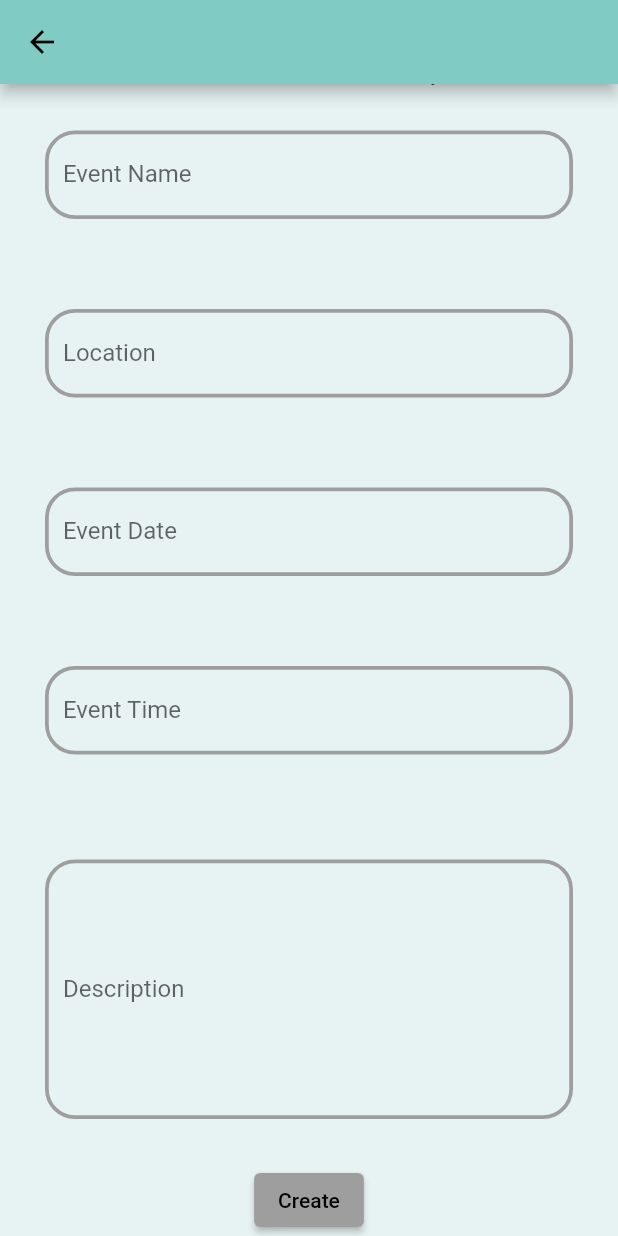
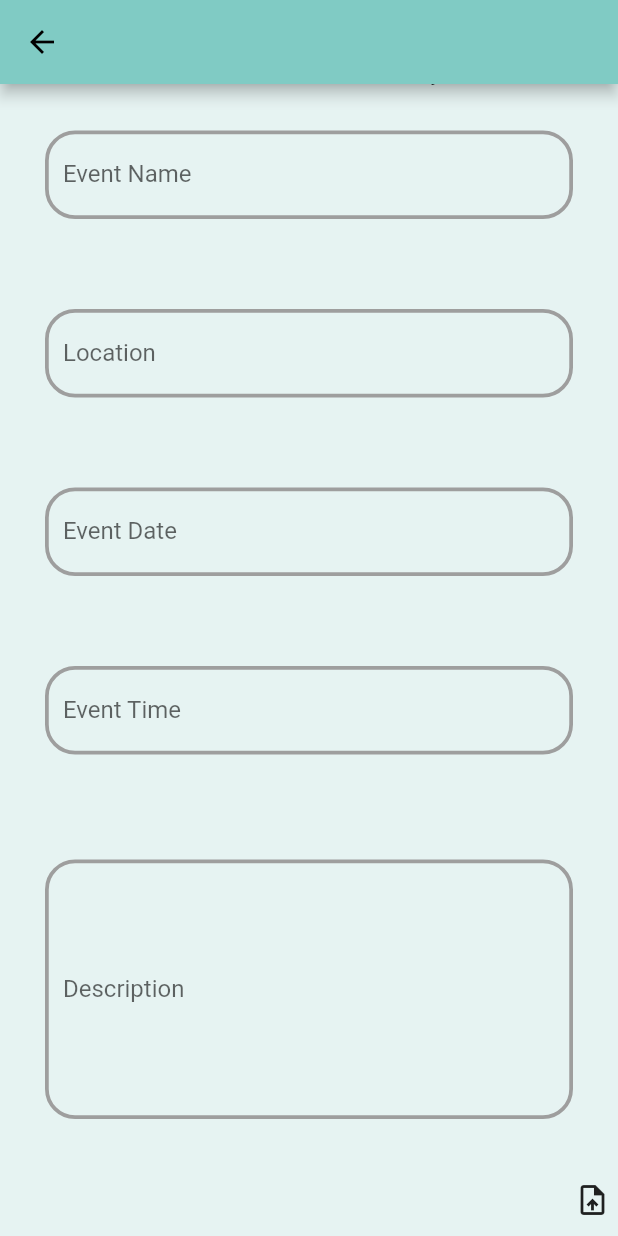
Before and after one commit to sergiovasquez122/491b, a Flutter app: the CreateEventView screen opened directly, scrolled down 118 dp, on a phone screen of 412 x 824 dp. Run offline on Flutter 3.47's test engine with Material 2 defaults, Android fonts, the phone set to English and light mode, and no system bars; our stand-ins replace firebase_auth, flutter_pw_validator; accounts and stored records are empty.

Commit message:
Update create event form UI
Added an Icon button for uploading event images

```diff
--- a/getoutapp/lib/ui/createEvent/create_event_view.dart
+++ b/getoutapp/lib/ui/createEvent/create_event_view.dart
@@ -19,7 +19,7 @@ class CreateEventView extends StatefulWidget {
 class _CreateEventViewState extends State<CreateEventView> {
 
 
-  GlobalKey<FormState> formKey = GlobalKey<FormState>();
+  GlobalKey<FormState> formKey = GlobalKey<FormState>(); // key is used for validation
 
 
    Widget build(BuildContext context) {
@@ -124,6 +124,12 @@ class _CreateEventViewState extends State<CreateEventView> {
                   ),
                 ),
               ),
+              Padding(
+                padding: const EdgeInsets.only(left: 375.0),
+                child: IconButton(icon: const Icon( Icons.upload_file_outlined),
+                onPressed: (){},
+                tooltip: 'Upload an image',),
+              ),
 
               Padding(
                     padding: const EdgeInsets.symmetric(horizontal: 25.0),
```
